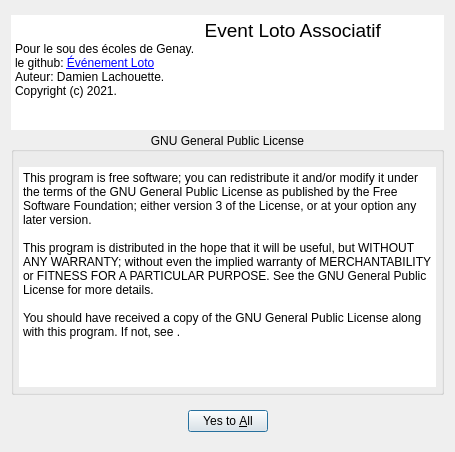
Silmaen/EvenementLoto, file source/gui/ui/About.ui: the form before one commit.
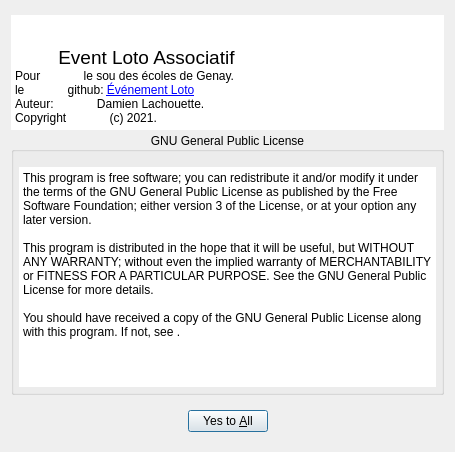
The form after the commit. Icons and pictures are not drawn.

```diff
--- a/source/gui/ui/About.ui
+++ b/source/gui/ui/About.ui
@@ -66,14 +66,29 @@
      </property>
      <property name="html">
       <string>&lt;!DOCTYPE HTML PUBLIC &quot;-//W3C//DTD HTML 4.0//EN&quot; &quot;http://www.w3.org/TR/REC-html40/strict.dtd&quot;&gt;
-&lt;html&gt;&lt;head&gt;&lt;meta name=&quot;qrichtext&quot; content=&quot;1&quot; /&gt;&lt;meta charset=&quot;utf-8&quot; /&gt;&lt;style type=&quot;text/css&quot;&gt;
-p, li { white-space: pre-wrap; }
-&lt;/style&gt;&lt;/head&gt;&lt;body style=&quot; font-family:'Segoe UI'; font-size:9pt; font-weight:400; font-style:normal;&quot;&gt;
-&lt;p style=&quot; margin-top:0px; margin-bottom:0px; margin-left:0px; margin-right:0px; -qt-block-indent:0; text-indent:0px;&quot;&gt;                                                         &lt;span style=&quot; font-size:14pt;&quot;&gt;Event Loto Associatif&lt;/span&gt;                             &lt;/p&gt;
-&lt;p style=&quot; margin-top:0px; margin-bottom:0px; margin-left:0px; margin-right:0px; -qt-block-indent:0; text-indent:0px;&quot;&gt;Pour le sou des écoles de Genay.                             &lt;/p&gt;
-&lt;p style=&quot; margin-top:0px; margin-bottom:0px; margin-left:0px; margin-right:0px; -qt-block-indent:0; text-indent:0px;&quot;&gt;le github: &lt;a href=&quot;https://github.com/Silmaen/EvenementLoto&quot;&gt;&lt;span style=&quot; text-decoration: underline; color:#0000ff;&quot;&gt;Événement Loto&lt;/span&gt;&lt;/a&gt;                            &lt;/p&gt;
-&lt;p style=&quot; margin-top:0px; margin-bottom:0px; margin-left:0px; margin-right:0px; -qt-block-indent:0; text-indent:0px;&quot;&gt;Auteur: Damien Lachouette.                             &lt;/p&gt;
-&lt;p style=&quot; margin-top:0px; margin-bottom:0px; margin-left:0px; margin-right:0px; -qt-block-indent:0; text-indent:0px;&quot;&gt;Copyright (c) 2021.                        &lt;/p&gt;&lt;/body&gt;&lt;/html&gt;</string>
+             &lt;html&gt;&lt;head&gt;&lt;meta name=&quot;qrichtext&quot; content=&quot;1&quot; /&gt;&lt;style type=&quot;text/css&quot;&gt;
+             p, li { white-space: pre-wrap; }
+             &lt;/style&gt;&lt;/head&gt;&lt;body style=&quot; font-family:'MS Shell Dlg 2'; font-size:7.8pt;
+             font-weight:400; font-style:normal;&quot;&gt;
+             &lt;p style=&quot; margin-top:0px; margin-bottom:0px; margin-left:0px; margin-right:0px;
+             -qt-block-indent:0; text-indent:0px;&quot;&gt;&lt;span style=&quot; font-family:'Segoe UI'; font-size:9pt;&quot;&gt;
+             &lt;/span&gt;&lt;span style=&quot; font-family:'Segoe UI'; font-size:14pt;&quot;&gt;Event Loto Associatif&lt;/span&gt;&lt;span
+             style=&quot; font-family:'Segoe UI'; font-size:9pt;&quot;&gt; &lt;/span&gt;&lt;/p&gt;
+             &lt;p style=&quot; margin-top:0px; margin-bottom:0px; margin-left:0px; margin-right:0px;
+             -qt-block-indent:0; text-indent:0px;&quot;&gt;&lt;span style=&quot; font-family:'Segoe UI'; font-size:9pt;&quot;&gt;Pour
+             le sou des écoles de Genay. &lt;/span&gt;&lt;/p&gt;
+             &lt;p style=&quot; margin-top:0px; margin-bottom:0px; margin-left:0px; margin-right:0px;
+             -qt-block-indent:0; text-indent:0px;&quot;&gt;&lt;span style=&quot; font-family:'Segoe UI'; font-size:9pt;&quot;&gt;le
+             github: &lt;/span&gt;&lt;a href=&quot;https://github.com/Silmaen/EvenementLoto&quot;&gt;&lt;span style=&quot;
+             font-family:'Segoe UI'; font-size:9pt; text-decoration: underline; color:#0000ff;&quot;&gt;Événement Loto&lt;/span&gt;&lt;/a&gt;&lt;span
+             style=&quot; font-family:'Segoe UI'; font-size:9pt;&quot;&gt; &lt;/span&gt;&lt;/p&gt;
+             &lt;p style=&quot; margin-top:0px; margin-bottom:0px; margin-left:0px; margin-right:0px;
+             -qt-block-indent:0; text-indent:0px;&quot;&gt;&lt;span style=&quot; font-family:'Segoe UI'; font-size:9pt;&quot;&gt;Auteur:
+             Damien Lachouette. &lt;/span&gt;&lt;/p&gt;
+             &lt;p style=&quot; margin-top:0px; margin-bottom:0px; margin-left:0px; margin-right:0px;
+             -qt-block-indent:0; text-indent:0px;&quot;&gt;&lt;span style=&quot; font-family:'Segoe UI'; font-size:9pt;&quot;&gt;Copyright
+             (c) 2021. &lt;/span&gt;&lt;/p&gt;&lt;/body&gt;&lt;/html&gt;
+         </string>
      </property>
      <property name="acceptRichText">
       <bool>true</bool>
```
Left out of the diff: 7 changed lines with no effect on the pictures. Lines whose indentation alone changed are shown as unchanged.
